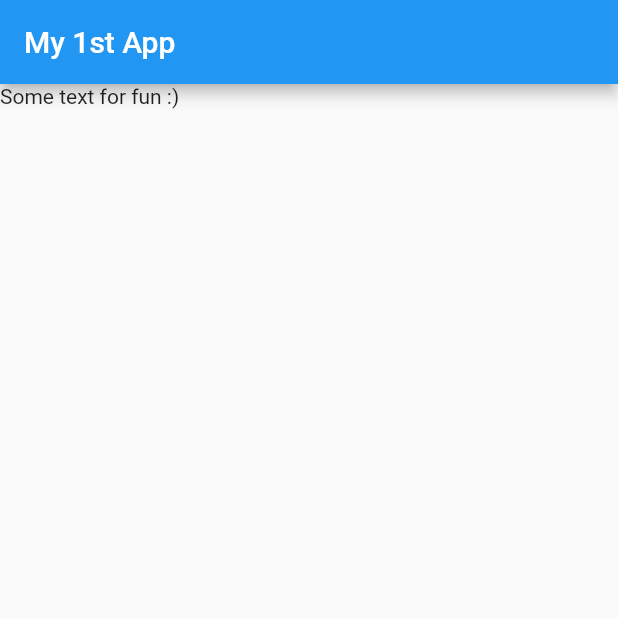
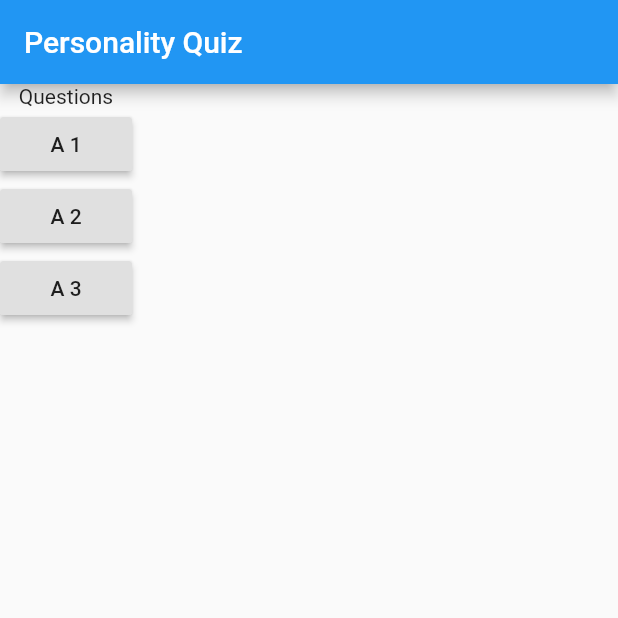
Before and after one commit to BoodynX/UT1Quiz, a Flutter app: the screen it shows after launch, on a phone screen of 412 x 824 dp, the top half of it. Run offline on Flutter 3.47's test engine with Material 2 defaults, Android fonts, the phone set to English and light mode, and no system bars.

Commit message:
feat: 3 buttons that log to console (lesson 32)

```diff
--- a/lib/main.dart
+++ b/lib/main.dart
@@ -9,10 +9,21 @@ class MyApp extends StatelessWidget {
     return MaterialApp(
       home: Scaffold(
         appBar: AppBar(
-          title: Text('My 1st App'),
+          title: Text('Personality Quiz'),
         ),
-        body: Text('Some text for fun :)'),
+        body: Column(
+          children: [
+            Text('Questions'),
+            RaisedButton(child: Text('A 1'), onPressed: this._answerQuestion),
+            RaisedButton(child: Text('A 2'), onPressed: this._answerQuestion),
+            RaisedButton(child: Text('A 3'), onPressed: this._answerQuestion),
+          ],
+        ),
       ),
     );
   }
+
+  void _answerQuestion() {
+    print('Answer chose!');
+  }
 }
```
